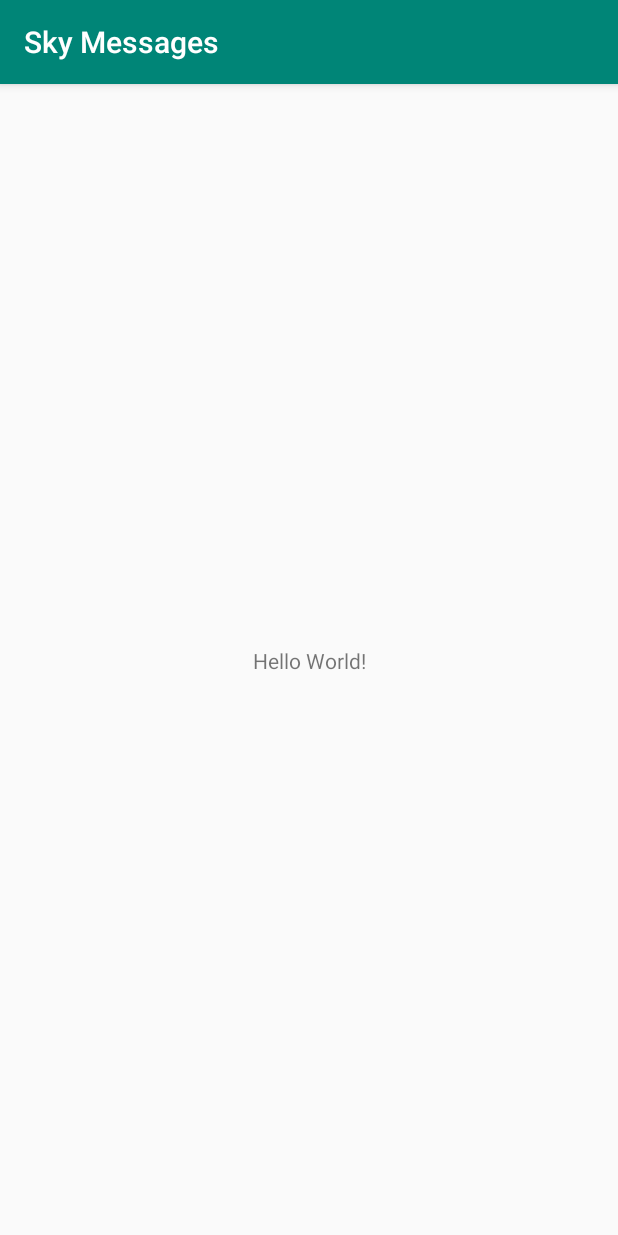
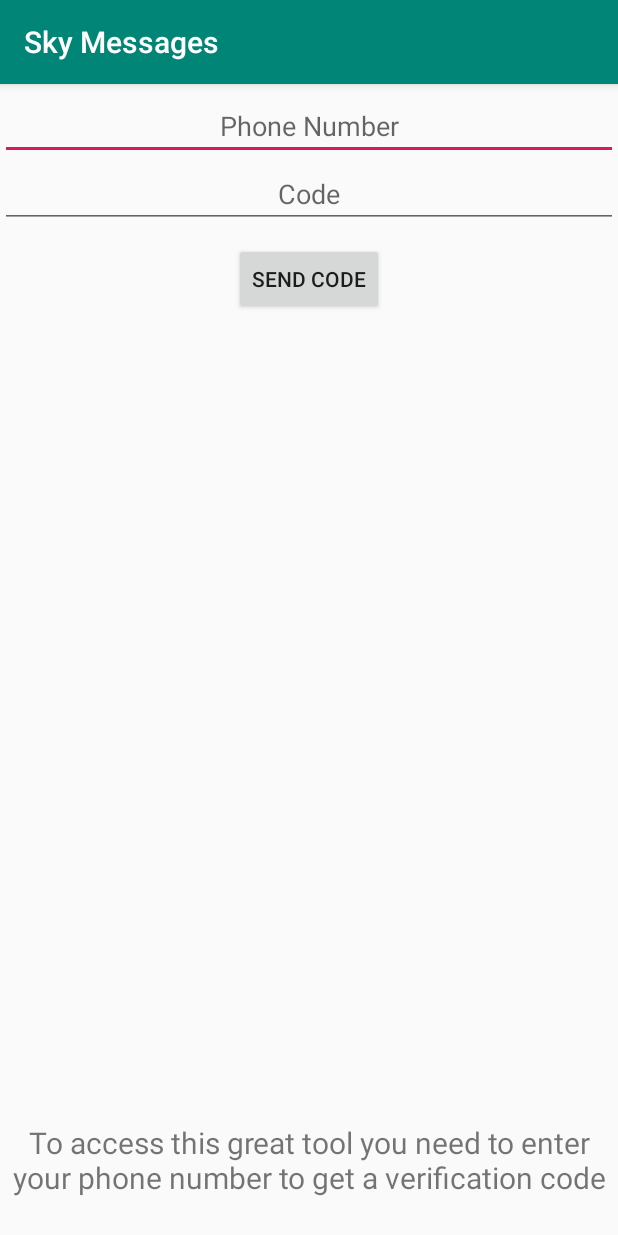
Before and after one commit to Impeterlewis/Sky, an Android app: the screen it shows after launch (MainActivity), on a phone screen of 412 x 824 dp. Run offline under Robolectric (Android 15) with nearby library versions, the phone set to English and light mode, and no system bars; our stand-ins replace Firebase (no records; nobody signed in at launch, a user with empty details on screens opened directly).

Commit message:
Verification
Phone Verification added

```diff
--- a/app/build.gradle
+++ b/app/build.gradle
@@ -1,4 +1,5 @@
 apply plugin: 'com.android.application'
+apply plugin: 'com.google.gms.google-services'
 
 android {
     compileSdkVersion 27
@@ -20,9 +21,13 @@ android {
 
 dependencies {
     implementation fileTree(dir: 'libs', include: ['*.jar'])
+    //noinspection GradleCompatible
     implementation 'com.android.support:appcompat-v7:27.1.1'
     implementation 'com.android.support.constraint:constraint-layout:1.1.3'
     testImplementation 'junit:junit:4.12'
     androidTestImplementation 'com.android.support.test:runner:1.0.2'
     androidTestImplementation 'com.android.support.test.espresso:espresso-core:3.0.2'
+    implementation 'com.google.firebase:firebase-auth:16.0.1'
+    implementation 'com.google.firebase:firebase-core:16.0.1'
 }
+apply plugin: 'com.google.gms.google-services'
--- a/app/src/main/AndroidManifest.xml
+++ b/app/src/main/AndroidManifest.xml
@@ -16,6 +16,7 @@
                 <category android:name="android.intent.category.LAUNCHER" />
             </intent-filter>
         </activity>
+        <activity android:name=".MainPageActivity"></activity>
     </application>
 
 </manifest>
--- a/app/src/main/java/com/night/skymessages/MainActivity.java
+++ b/app/src/main/java/com/night/skymessages/MainActivity.java
@@ -1,13 +1,111 @@
 package com.night.skymessages;
 
+import android.content.Intent;
+import android.support.annotation.NonNull;
 import android.support.v7.app.AppCompatActivity;
 import android.os.Bundle;
+import android.view.View;
+import android.widget.Button;
+import android.widget.EditText;
+
+import com.google.android.gms.tasks.OnCompleteListener;
+import com.google.android.gms.tasks.Task;
+import com.google.firebase.FirebaseApp;
+import com.google.firebase.FirebaseException;
+import com.google.firebase.auth.AuthResult;
+import com.google.firebase.auth.FirebaseAuth;
+import com.google.firebase.auth.FirebaseUser;
+import com.google.firebase.auth.PhoneAuthCredential;
+import com.google.firebase.auth.PhoneAuthProvider;
+
+import java.util.concurrent.TimeUnit;
 
 public class MainActivity extends AppCompatActivity {
+
+    private EditText mPhoneNum, mCode;
+    private Button mSend;
+
+    private PhoneAuthProvider.OnVerificationStateChangedCallbacks mCallbacks;
+
+    String mVerificationId;
 
     @Override
     protected void onCreate(Bundle savedInstanceState) {
         super.onCreate(savedInstanceState);
         setContentView(R.layout.activity_main);
+        FirebaseApp.initializeApp(this);
+
+        userIsLoggedIn();
+
+        mPhoneNum = findViewById(R.id.phonenumber);
+        mCode = findViewById(R.id.code);
+
+        mSend = findViewById(R.id.send);
+
+        mSend.setOnClickListener(new View.OnClickListener() {
+            @Override
+            public void onClick(View v) {
+                if (mVerificationId != null){
+                    verifyPhoneNumberWithCode();
+                }else{
+                    startPhoneNumberVerification();
+                }
+                startPhoneNumberVerification();
+            }
+        });
+
+        mCallbacks = new PhoneAuthProvider.OnVerificationStateChangedCallbacks() {
+            @Override
+            public void onVerificationCompleted(PhoneAuthCredential phoneAuthCredential) {
+                signInWithPhoneAuthCredential(phoneAuthCredential);
+            }
+
+            @Override
+            public void onVerificationFailed(FirebaseException e) {
+
+            }
+
+
+            @Override
+            public void onCodeSent(String verificationId, PhoneAuthProvider.ForceResendingToken forceResendingToken) {
+                super.onCodeSent(verificationId, forceResendingToken);
+
+                mVerificationId =  verificationId;
+                mSend.setText("Verify Code");
+            }
+        };
+    }
+
+    private void verifyPhoneNumberWithCode(){
+        PhoneAuthCredential credential = PhoneAuthProvider.getCredential(mVerificationId, mCode.getText().toString());
+        signInWithPhoneAuthCredential(credential);
+    }
+
+    private void signInWithPhoneAuthCredential(PhoneAuthCredential phoneAuthCredential){
+        FirebaseAuth.getInstance().signInWithCredential(phoneAuthCredential).addOnCompleteListener(this, new OnCompleteListener<AuthResult>() {
+            @Override
+            public void onComplete(@NonNull Task<AuthResult> task) {
+                if (task.isSuccessful())
+                        userIsLoggedIn();
+            }
+        });
+    }
+
+    private void userIsLoggedIn() {
+        FirebaseUser user = FirebaseAuth.getInstance().getCurrentUser();
+        if (user != null){
+            startActivity(new Intent(getApplicationContext(), MainPageActivity.class));
+            finish();
+            return;
+        }
+    }
+
+    private void startPhoneNumberVerification() {
+        PhoneAuthProvider.getInstance().verifyPhoneNumber(
+                mPhoneNum.getText().toString(),
+                60,
+                TimeUnit.SECONDS,
+                this,
+                mCallbacks);
     }
 }
--- a/app/src/main/res/layout/activity_main.xml
+++ b/app/src/main/res/layout/activity_main.xml
@@ -1,18 +1,54 @@
 <?xml version="1.0" encoding="utf-8"?>
-<android.support.constraint.ConstraintLayout xmlns:android="http://schemas.android.com/apk/res/android"
+<LinearLayout xmlns:android="http://schemas.android.com/apk/res/android"
     xmlns:app="http://schemas.android.com/apk/res-auto"
     xmlns:tools="http://schemas.android.com/tools"
     android:layout_width="match_parent"
     android:layout_height="match_parent"
-    tools:context=".MainActivity">
+    tools:context=".MainActivity"
+    android:orientation="vertical">
 
-    <TextView
+
+
+    <LinearLayout
+        android:layout_width="match_parent"
+        android:layout_height="match_parent"
+        android:layout_marginTop="5dp"
+        android:orientation="vertical">
+    <EditText
+        android:layout_width="match_parent"
+        android:layout_height="wrap_content"
+        android:hint="@string/PhoneNum"
+        android:id="@+id/phonenumber"
+        android:textAlignment="center"/>
+    <EditText
+        android:layout_width="match_parent"
+        android:layout_height="wrap_content"
+        android:hint="@string/Code"
+        android:id="@+id/code"
+        android:textAlignment="center"/>
+    <Button
         android:layout_width="wrap_content"
         android:layout_height="wrap_content"
-        android:text="Hello World!"
-        app:layout_constraintBottom_toBottomOf="parent"
-        app:layout_constraintLeft_toLeftOf="parent"
-        app:layout_constraintRight_toRightOf="parent"
-        app:layout_constraintTop_toTopOf="parent" />
+        android:layout_gravity="center"
+        android:text="Send Code"
+        android:id="@+id/send"
+        android:layout_marginTop="10dp"/>
+        <LinearLayout
+            android:layout_width="match_parent"
+            android:layout_height="match_parent"
+            android:layout_gravity="bottom"
+            android:gravity="bottom"
+            android:layout_marginBottom="20dp">
+            <TextView
+                android:layout_marginTop="5dp"
+                android:layout_marginLeft="5dp"
+                android:layout_marginRight="5dp"
+                android:layout_width="match_parent"
+                android:layout_height="wrap_content"
+                android:text="@string/TextInfo"
+                android:textAlignment="center"
+                android:textSize="20sp"/>
+        </LinearLayout>
+    </LinearLayout>
 
-</android.support.constraint.ConstraintLayout>
+    </LinearLayout>
--- a/app/src/main/res/values/strings.xml
+++ b/app/src/main/res/values/strings.xml
@@ -1,3 +1,6 @@
 <resources>
     <string name="app_name">Sky Messages</string>
+    <string name="PhoneNum">Phone Number</string>
+    <string name="Code">Code</string>
+    <string name="TextInfo"> To access this great tool you need to enter your phone number to get a verification code</string>
 </resources>
--- a/build.gradle
+++ b/build.gradle
@@ -8,7 +8,7 @@ buildscript {
     }
     dependencies {
         classpath 'com.android.tools.build:gradle:3.2.0'
-
+        classpath 'com.google.gms:google-services:4.0.1'
 
         // NOTE: Do not place your application dependencies here; they belong
         // in the individual module build.gradle files
```
Also changed, not shown: app/src/main/java/com/night/skymessages/MainPageActivity.java (added, +29 -0 lines), app/src/main/res/layout/activity_main_page.xml (added, +15 -0 lines).
